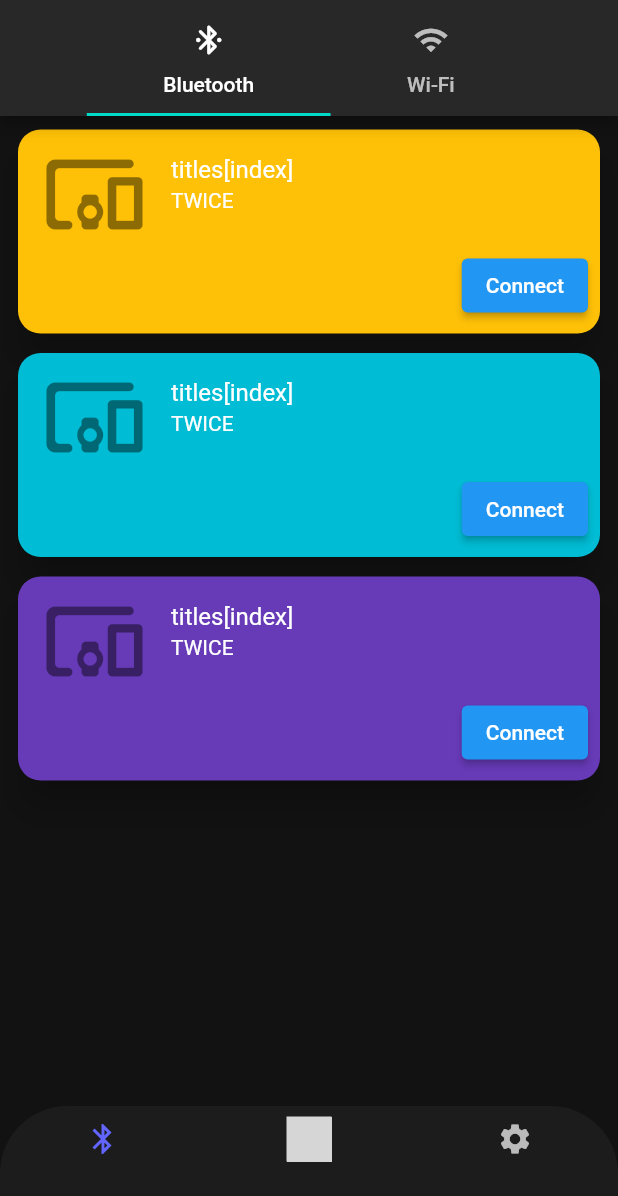
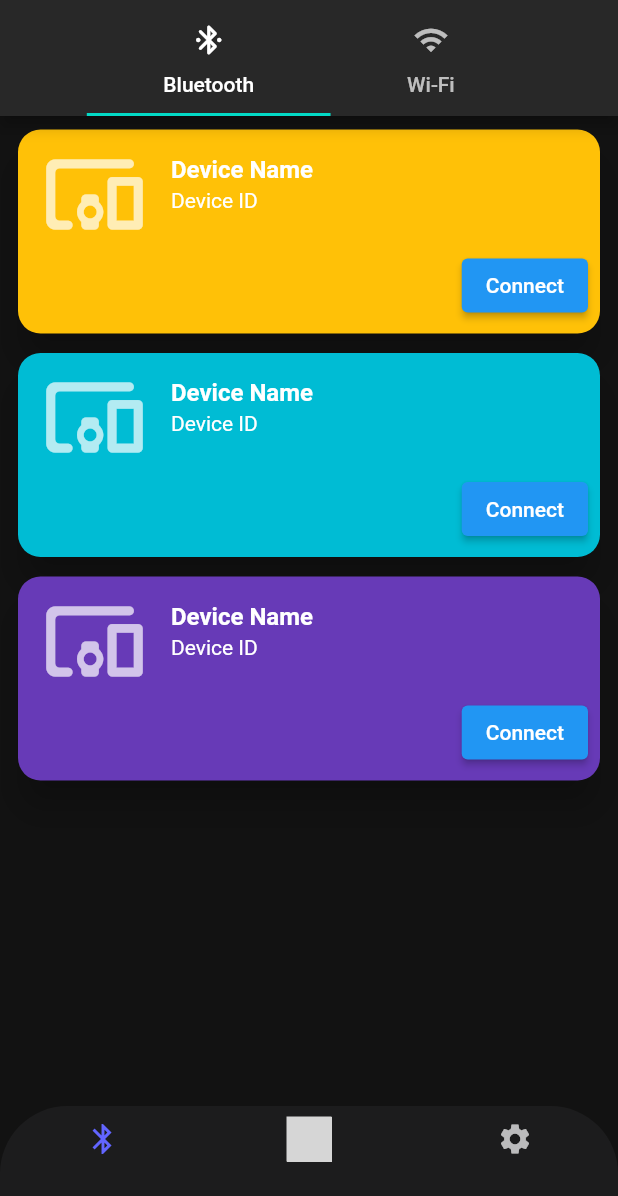
Before and after one commit to Nehal-Bhautoo/Surveillance-System, a Flutter app: the HomeScreen screen opened directly, on a phone screen of 412 x 824 dp, the part 40-1236 px from its top. Run offline on Flutter 3.47's test engine with Material 2 defaults, Android fonts, the light colour scheme and no system bars; our stand-ins replace flutter_blue; missing offline and left inert: breathing_collection, flare_splash_screen, flutter_vlc_player; grey boxes are pictures that could not be loaded.

Commit message:
:zap: Edit titles

```diff
--- a/lib/screens/connection/BluetoothScreen.dart
+++ b/lib/screens/connection/BluetoothScreen.dart
@@ -98,9 +98,9 @@ Widget _myListView(BuildContext context) {
             mainAxisSize: MainAxisSize.min,
             children: <Widget>[
               const ListTile(
-                leading: Icon(Icons.devices_other_rounded, size: 70),
-                title: Text("titles[index]", style: TextStyle(color: Colors.white)),
-                subtitle: Text('TWICE', style: TextStyle(color: Colors.white)),
+                leading: Icon(Icons.devices_other_rounded, size: 70, color: Colors.white70,),
+                title: Text("Device Name", style: TextStyle(color: Colors.white, fontWeight: FontWeight.bold)),
+                subtitle: Text('Device ID', style: TextStyle(color: Colors.white)),
               ),
               ButtonTheme(
                 child: ButtonBar(
```
